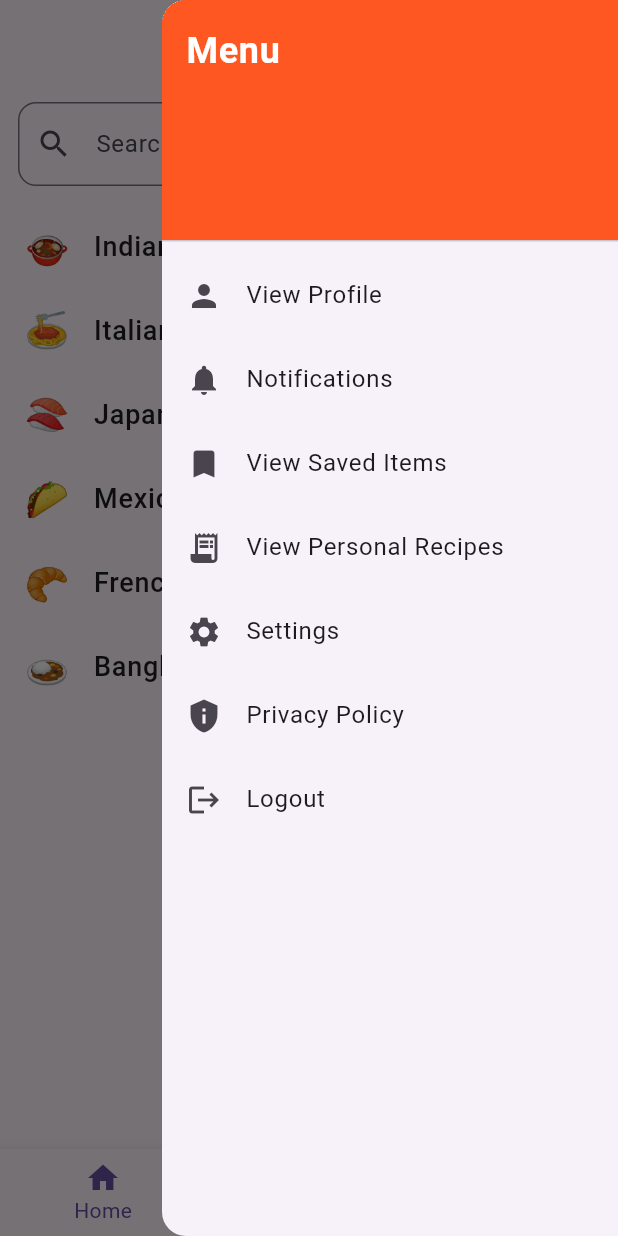
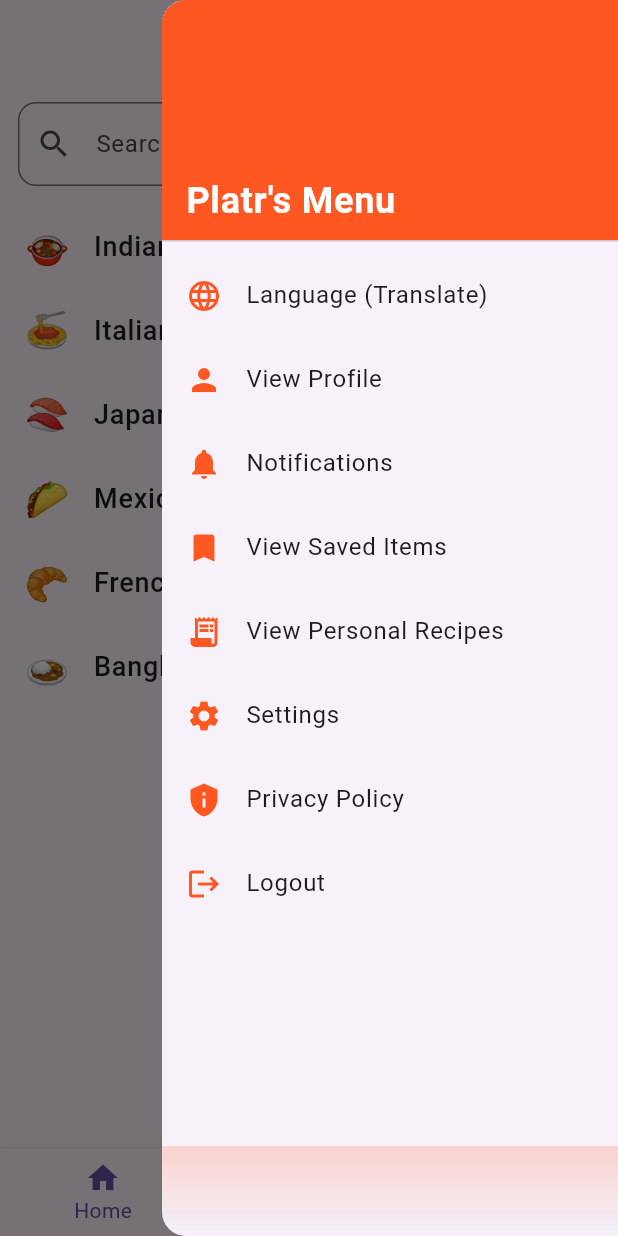
Before and after one commit to Mim1726/Android-Project-DU-CodeBots, a Flutter app: the screen it shows after launch, with the side drawer open, on a phone screen of 412 x 824 dp. Run offline on Flutter 3.47's test engine with Material 3 defaults, Android fonts, the phone set to English and light mode, and no system bars; our stand-ins replace cloud_firestore, firebase_core, flutter_tts, share_plus, timezone; accounts and stored records are empty; Roboto replaces fonts that are missing (Poppins).

Commit message:
commit changes

```diff
--- a/lib/side_navigation.dart
+++ b/lib/side_navigation.dart
@@ -3,18 +3,68 @@
 class SideNavigationDrawer extends StatelessWidget {
   const SideNavigationDrawer({super.key});
 
+  static const Color deepOrange = Color(0xFFFF5722);
+
+  void _showLanguageDialog(BuildContext context) {
+    showDialog(
+      context: context,
+      builder: (_) => AlertDialog(
+        title: const Text("Choose Language"),
+        content: Column(
+          mainAxisSize: MainAxisSize.min,
+          children: [
+            ListTile(
+              leading: const Icon(Icons.language, color: deepOrange),
+              title: const Text("English"),
+              onTap: () {
+                Navigator.pop(context);
+                // Set language to English here
+                ScaffoldMessenger.of(context).showSnackBar(
+                  const SnackBar(content: Text("Language set to English")),
+                );
+              },
+            ),
+            ListTile(
+              leading: const Icon(Icons.language, color: deepOrange),
+              title: const Text("বাংলা (Bangla)"),
+              onTap: () {
+                Navigator.pop(context);
+                // Set language to Bangla here
+                ScaffoldMessenger.of(context).showSnackBar(
+                  const SnackBar(content: Text("ভাষা বাংলা সেট হয়েছে")),
+                );
+              },
+            ),
+            ListTile(
+              leading: const Icon(Icons.language, color: deepOrange),
+              title: const Text("हिन्दी (Hindi)"),
+              onTap: () {
+                Navigator.pop(context);
+                // Set language to Hindi here
+                ScaffoldMessenger.of(context).showSnackBar(
+                  const SnackBar(content: Text("भाषा हिन्दी सेट की गई")),
+                );
+              },
+            ),
+          ],
+        ),
+      ),
+    );
+  }
+
   @override
   Widget build(BuildContext context) {
     return Drawer(
-      child: ListView(
-        padding: EdgeInsets.zero,
+      child: Column(
         children: [
           const DrawerHeader(
             decoration: BoxDecoration(
-              color: Color(0xFFFF5722),
+              color: deepOrange,
             ),
+            child: Align(
+              alignment: Alignment.bottomLeft,
               child: Text(
-              'Menu',
+                "Platr's Menu",
                 style: TextStyle(
                   color: Colors.white,
                   fontSize: 24,
@@ -22,61 +72,78 @@
                 ),
               ),
             ),
+          ),
+
+          // Language Option
           ListTile(
-            leading: const Icon(Icons.person),
-            title: const Text('View Profile'),
+            leading: const Icon(Icons.language, color: deepOrange),
+            title: const Text('Language (Translate)'),
             onTap: () {
               Navigator.pop(context);
-              // Navigator.push(context, MaterialPageRoute(builder: (_) => ProfilePage()));
+              _showLanguageDialog(context);
             },
           ),
+
+          // Main Navigation
+          Expanded(
+            child: ListView(
+              padding: EdgeInsets.zero,
+              children: [
                 ListTile(
-            leading: const Icon(Icons.notifications),
-            title: const Text('Notifications'),
-            onTap: () {
-              Navigator.pop(context);
-              // Navigator.push(context, MaterialPageRoute(builder: (_) => NotificationsPage()));
-            },
+                  leading: const Icon(Icons.person, color: deepOrange),
+                  title: const Text('View Profile'),
+                  onTap: () => Navigator.pop(context),
                 ),
                 ListTile(
-            leading: const Icon(Icons.bookmark),
-            title: const Text('View Saved Items'),
-            onTap: () {
-              Navigator.pop(context);
-              // Navigator.push(context, MaterialPageRoute(builder: (_) => SavedItemsPage()));
-            },
+                  leading: const Icon(Icons.notifications, color: deepOrange),
+                  title: const Text('Notifications'),
+                  onTap: () => Navigator.pop(context),
                 ),
                 ListTile(
-            leading: const Icon(Icons.receipt_long),
-            title: const Text('View Personal Recipes'),
-            onTap: () {
-              Navigator.pop(context);
-              // Navigator.push(context, MaterialPageRoute(builder: (_) => PersonalRecipesPage()));
-            },
+                  leading: const Icon(Icons.bookmark, color: deepOrange),
+                  title: const Text('View Saved Items'),
+                  onTap: () => Navigator.pop(context),
                 ),
                 ListTile(
-            leading: const Icon(Icons.settings),
-            title: const Text('Settings'),
-            onTap: () {
-              Navigator.pop(context);
-              // Navigator.push(context, MaterialPageRoute(builder: (_) => SettingsPage()));
-            },
+                  leading: const Icon(Icons.receipt_long, color: deepOrange),
+                  title: const Text('View Personal Recipes'),
+                  onTap: () => Navigator.pop(context),
                 ),
                 ListTile(
-            leading: const Icon(Icons.privacy_tip),
-            title: const Text('Privacy Policy'),
-            onTap: () {
-              Navigator.pop(context);
-              // Navigator.push(context, MaterialPageRoute(builder: (_) => PrivacyPolicyPage()));
-            },
+                  leading: const Icon(Icons.settings, color: deepOrange),
+                  title: const Text('Settings'),
+                  onTap: () => Navigator.pop(context),
                 ),
                 ListTile(
-            leading: const Icon(Icons.logout),
+                  leading: const Icon(Icons.privacy_tip, color: deepOrange),
+                  title: const Text('Privacy Policy'),
+                  onTap: () => Navigator.pop(context),
+                ),
+                ListTile(
+                  leading: const Icon(Icons.logout, color: deepOrange),
                   title: const Text('Logout'),
-            onTap: () {
-              Navigator.pop(context);
-              // Handle logout logic
-            },
+                  onTap: () => Navigator.pop(context),
+                ),
+              ],
+            ),
+          ),
+
+          // Bottom Gradient Decoration
+          Container(
+            height: 60,
+            width: double.infinity,
+            decoration: const BoxDecoration(
+              gradient: LinearGradient(
+                begin: Alignment.topCenter,
+                end: Alignment.bottomCenter,
+                colors: [
+                  Color(0x33FF5722), // 20%
+                  Color(0x22FF5722), // 13%
+                  Color(0x11FF5722), // 7%
+                  Colors.transparent,
+                ],
+              ),
+            ),
           ),
         ],
       ),
```
Also changed, not shown: lib/chat_ui.dart (deleted, +0 -240 lines), lib/recipe_details.dart (+19 -6 lines), pubspec.yaml (+127 -1 lines), assets/images/fuchka.jpg (added), assets/images/moglai_paratha.jpg (added), assets/images/moussaka.jpg (added), assets/images/pad_thai.jpg (added), assets/images/ramen.jpg (added), assets/images/roi_macher_kalia.jpg (added), assets/images/spaghetti-carbonara.jpg (added), assets/images/sushi-roll.jpeg (added), assets/images/tacos_al_pastor.jpg (added), assets/images/tempura.jpg (added), pubspec.lock, 30 other files. Lines whose indentation alone changed are shown as unchanged.
